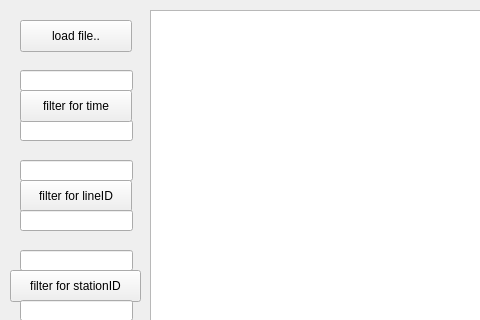
Above: FuckU/dialog1.ui from 0warnings/realFinalProject before the change; both pictures show x 0 to 480 and y 0 to 320 of the 975 by 780 pixel window. Below: the same form after it.
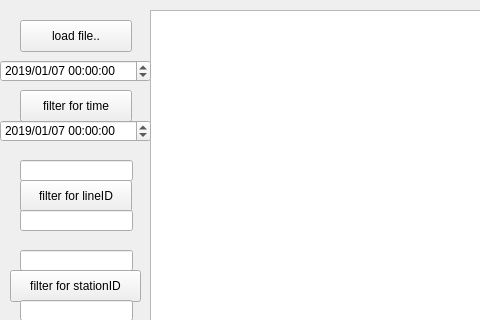
That is the form after the change.

```diff
--- a/FuckU/dialog1.ui
+++ b/FuckU/dialog1.ui
@@ -78,16 +78,6 @@
     </rect>
    </property>
   </widget>
-  <widget class="QLineEdit" name="lowEdit">
-   <property name="geometry">
-    <rect>
-     <x>20</x>
-     <y>70</y>
-     <width>113</width>
-     <height>21</height>
-    </rect>
-   </property>
-  </widget>
   <widget class="QPushButton" name="pushButton">
    <property name="geometry">
     <rect>
@@ -150,16 +140,6 @@
     </rect>
    </property>
   </widget>
-  <widget class="QLineEdit" name="upEdit">
-   <property name="geometry">
-    <rect>
-     <x>20</x>
-     <y>120</y>
-     <width>113</width>
-     <height>21</height>
-    </rect>
-   </property>
-  </widget>
   <widget class="QPushButton" name="pushButton_5">
    <property name="geometry">
     <rect>
@@ -291,6 +271,49 @@
     <string>filter for time</string>
    </property>
   </widget>
+  <widget class="QDateTimeEdit" name="lowEdit">
+   <property name="geometry">
+    <rect>
+     <x>0</x>
+     <y>60</y>
+     <width>151</width>
+     <height>22</height>
+    </rect>
+   </property>
+   <property name="dateTime">
+    <datetime>
+     <hour>0</hour>
+     <minute>0</minute>
+     <second>0</second>
+     <year>2019</year>
+     <month>1</month>
+     <day>7</day>
+    </datetime>
+   </property>
+   <property name="displayFormat">
+    <string>yyyy/MM/dd hh:mm:ss</string>
+   </property>
+  </widget>
+  <widget class="QDateTimeEdit" name="upEdit">
+   <property name="geometry">
+    <rect>
+     <x>0</x>
+     <y>120</y>
+     <width>151</width>
+     <height>22</height>
+    </rect>
+   </property>
+   <property name="date">
+    <date>
+     <year>2019</year>
+     <month>1</month>
+     <day>7</day>
+    </date>
+   </property>
+   <property name="displayFormat">
+    <string>yyyy/MM/dd hh:mm:ss</string>
+   </property>
+  </widget>
  </widget>
  <resources/>
  <connections/>
```
